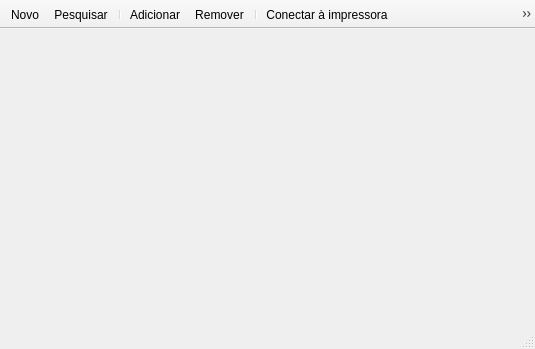
This is mainwindow.ui in leidensj/BKVale as Qt 5 draws it before an edit. The edited form follows.
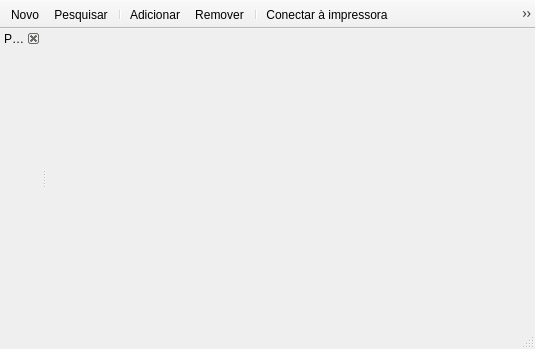
This is the edited form. Icons and pictures are not drawn.

What changed in the file:
```diff
--- a/mainwindow.ui
+++ b/mainwindow.ui
@@ -24,7 +24,7 @@
     <normaloff>:/icons/res/baita.png</normaloff>:/icons/res/baita.png</iconset>
   </property>
   <widget class="QWidget" name="centralWidget">
-   <layout class="QVBoxLayout" name="verticalLayout"/>
+   <layout class="QHBoxLayout" name="horizontalLayout"/>
   </widget>
   <widget class="QToolBar" name="mainToolBar">
    <property name="movable">
@@ -59,6 +59,39 @@
    <addaction name="actionInfo"/>
   </widget>
   <widget class="QStatusBar" name="statusBar"/>
+  <widget class="QDockWidget" name="dock">
+   <property name="sizePolicy">
+    <sizepolicy hsizetype="MinimumExpanding" vsizetype="Preferred">
+     <horstretch>0</horstretch>
+     <verstretch>0</verstretch>
+    </sizepolicy>
+   </property>
+   <property name="features">
+    <set>QDockWidget::DockWidgetClosable</set>
+   </property>
+   <property name="windowTitle">
+    <string>Pesquisar</string>
+   </property>
+   <attribute name="dockWidgetArea">
+    <number>1</number>
+   </attribute>
+   <widget class="QWidget" name="dockContents">
+    <layout class="QVBoxLayout" name="verticalLayout">
+     <property name="leftMargin">
+      <number>9</number>
+     </property>
+     <property name="topMargin">
+      <number>9</number>
+     </property>
+     <property name="rightMargin">
+      <number>9</number>
+     </property>
+     <property name="bottomMargin">
+      <number>9</number>
+     </property>
+    </layout>
+   </widget>
+  </widget>
   <action name="actionAdd">
    <property name="icon">
     <iconset resource="icons.qrc">
```
Left out of the diff: 24 changed lines with no effect on the pictures.
